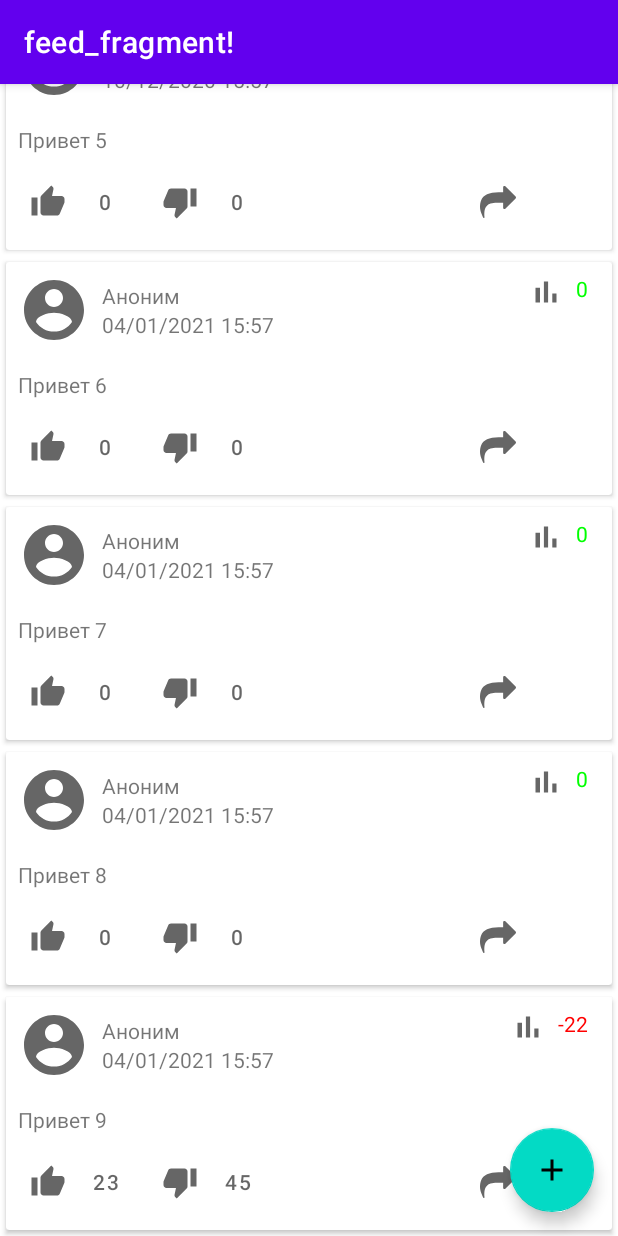
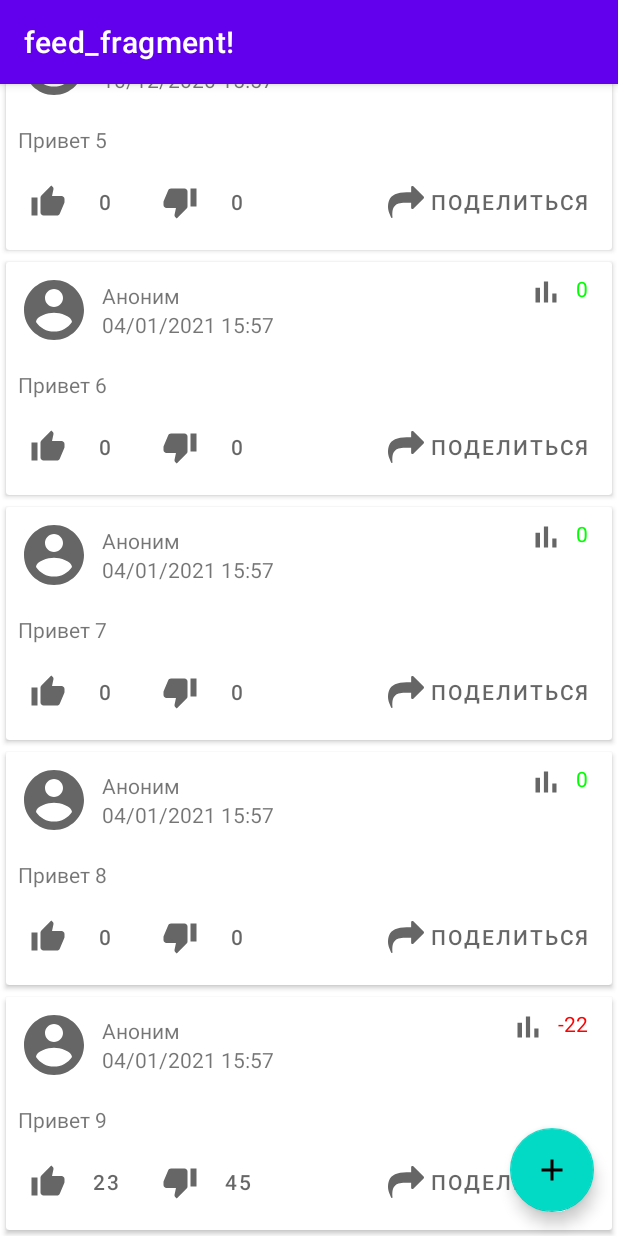
Before and after one commit to NoXis82/MotivationApp, an Android app: the screen it shows after launch (MainActivity), on a phone screen of 412 x 824 dp. Run offline under Robolectric (Android 15) with nearby library versions, the phone set to English and light mode, and no system bars; our stand-ins replace navigation-ui.

Commit message:
add FileProvider for share "image"

```diff
--- a/app/build.gradle
+++ b/app/build.gradle
@@ -66,7 +66,6 @@ dependencies {
     implementation 'com.google.android.material:material:1.2.1'
     implementation 'androidx.constraintlayout:constraintlayout:2.0.4'
 
-
     testImplementation 'junit:junit:4.+'
     androidTestImplementation 'androidx.test.ext:junit:1.1.2'
     androidTestImplementation 'androidx.test.espresso:espresso-core:3.3.0'
--- a/app/src/main/java/ru/netology/motivationapp/adapter/PostsAdapter.kt
+++ b/app/src/main/java/ru/netology/motivationapp/adapter/PostsAdapter.kt
@@ -61,7 +61,7 @@ class PostViewHolder(
             } else {
                 binding.ivImageView.visibility = View.VISIBLE
                 try {
-                    val fileDir = File(binding.root.context?.filesDir, "Images")
+                    val fileDir = File(binding.root.context?.filesDir, "images")
                     fileDir.mkdir()
                     val file = File(fileDir, post.pictureName)
                     val bitmap = BitmapFactory.decodeFile(file.toString())
@@ -87,6 +87,9 @@ class PostViewHolder(
                 onInteractionListener.onDisLike(post)
             }
 
+            binding.btnShare.setOnClickListener {
+                onInteractionListener.onShare(post)
+            }
 
         }
     }
--- a/app/src/main/java/ru/netology/motivationapp/fragments/CreatePostFragment.kt
+++ b/app/src/main/java/ru/netology/motivationapp/fragments/CreatePostFragment.kt
@@ -99,7 +99,7 @@ class CreatePostFragment : Fragment() {
     }
 
     private fun saveImageToExternal(bitmap: Bitmap) {
-        val fileDir = File(context?.filesDir, "Images")
+        val fileDir = File(context?.filesDir, "images")
         fileDir.mkdir()
         val file = File(fileDir, filename)
         if (file.exists()) {
@@ -121,7 +121,7 @@ class CreatePostFragment : Fragment() {
         if (resultCode == Activity.RESULT_OK && requestCode == REQUEST_CODE) {
             binding.viewLoadImage.setImageURI(data?.data)
             binding.frameImage.visibility = View.VISIBLE
-            filename = File(data?.data?.path.toString()).name + ".jpg"
+            filename = File(data?.data?.path.toString()).name + ".jpeg"
        }
     }
 
--- a/app/src/main/java/ru/netology/motivationapp/repository/IPostRepository.kt
+++ b/app/src/main/java/ru/netology/motivationapp/repository/IPostRepository.kt
@@ -9,6 +9,5 @@ interface IPostRepository {
     fun getAll(): LiveData<List<Post>>
     fun savePost(post: Post)
     fun removePost(id: Long)
-    fun share(id: Long)
 
 }
--- a/app/src/main/java/ru/netology/motivationapp/repository/PostRepositoryInMemoryImpl.kt
+++ b/app/src/main/java/ru/netology/motivationapp/repository/PostRepositoryInMemoryImpl.kt
@@ -172,8 +172,4 @@ class PostRepositoryInMemoryImpl: IPostRepository {
         data.value = posts
     }
 
-    override fun share(id: Long) {
-        TODO("Not yet implemented")
-    }
-
 }
--- a/app/src/main/res/drawable/ic_share_option.xml
+++ b/app/src/main/res/drawable/ic_share_option.xml
@@ -1,6 +1,8 @@
 <vector android:height="24dp"
     android:viewportHeight="511.627"
-    android:viewportWidth="511.626" android:width="24dp" xmlns:android="http://schemas.android.com/apk/res/android">
+    android:viewportWidth="511.626"
+    android:width="24dp"
+    xmlns:android="http://schemas.android.com/apk/res/android">
     <path android:fillColor="#FF000000"
         android:pathData="M506.206,179.012L360.025,32.834c-3.617,-3.617 -7.898,-5.426 -12.847,-5.426s-9.233,1.809 -12.847,5.426c-3.617,3.619 -5.428,7.902 -5.428,12.85v73.089h-63.953c-135.716,0 -218.984,38.354 -249.823,115.06C5.042,259.335 0,291.03 0,328.907c0,31.594 12.087,74.514 36.259,128.762c0.57,1.335 1.566,3.614 2.996,6.849c1.429,3.233 2.712,6.088 3.854,8.565c1.146,2.471 2.384,4.565 3.715,6.276c2.282,3.237 4.948,4.859 7.994,4.859c2.855,0 5.092,-0.951 6.711,-2.854c1.615,-1.902 2.424,-4.284 2.424,-7.132c0,-1.718 -0.238,-4.236 -0.715,-7.569c-0.476,-3.333 -0.715,-5.564 -0.715,-6.708c-0.953,-12.938 -1.429,-24.653 -1.429,-35.114c0,-19.223 1.668,-36.449 4.996,-51.675c3.333,-15.229 7.948,-28.407 13.85,-39.543c5.901,-11.14 13.512,-20.745 22.841,-28.835c9.325,-8.09 19.364,-14.702 30.118,-19.842c10.756,-5.141 23.413,-9.186 37.974,-12.135c14.56,-2.95 29.215,-4.997 43.968,-6.14s31.455,-1.711 50.109,-1.711h63.953v73.091c0,4.948 1.807,9.232 5.421,12.847c3.62,3.613 7.901,5.424 12.847,5.424c4.948,0 9.232,-1.811 12.854,-5.424l146.178,-146.183c3.617,-3.617 5.424,-7.898 5.424,-12.847C511.626,186.92 509.82,182.636 506.206,179.012z"/>
 </vector>
--- a/app/src/main/res/layout/post_card.xml
+++ b/app/src/main/res/layout/post_card.xml
@@ -146,14 +146,13 @@
             android:layout_height="wrap_content"
             android:background="@android:color/transparent"
             android:checkable="true"
+            style="@style/Widget.AppTheme.FreeStyleButton"
             android:layout_marginTop="@dimen/common_spacing"
+            android:text="@string/share_text"
             app:layout_constraintTop_toBottomOf="@+id/iv_image_view"
             app:layout_constraintEnd_toEndOf="parent"
             app:layout_constraintBottom_toTopOf="@+id/barrierBottom"
-            tools:text="Поделиться"
-            android:textSize="12sp"
-            app:icon="@drawable/ic_share_option"
-            style="@style/Widget.AppTheme.FreeStyleButton"/>
+            app:icon="@drawable/ic_share_option"/>
 
         <androidx.constraintlayout.widget.Barrier
             android:id="@+id/barrierBottom"
--- a/app/src/main/res/values/strings.xml
+++ b/app/src/main/res/values/strings.xml
@@ -3,4 +3,7 @@
     <string name="description_post_author_avatar">Post author avatar</string>
     <string name="hello_blank_fragment">Hello blank fragment</string>
     <string name="text">Text</string>
+    <string name="share_text">Поделиться</string>
+    <string name="chooser_share_post">Выберите приложение: </string>
+
 </resources>
--- /dev/null
+++ b/app/src/main/res/xml/file_provider_paths.xml
@@ -0,0 +1,5 @@
+<?xml version="1.0" encoding="utf-8"?>
+<paths>
+    <files-path name="files" path="."/>
+
+</paths>
```
Also changed, not shown: app/src/main/AndroidManifest.xml (+20 -0 lines), app/src/main/java/ru/netology/motivationapp/fragments/FeedFragment.kt (+36 -3 lines).
